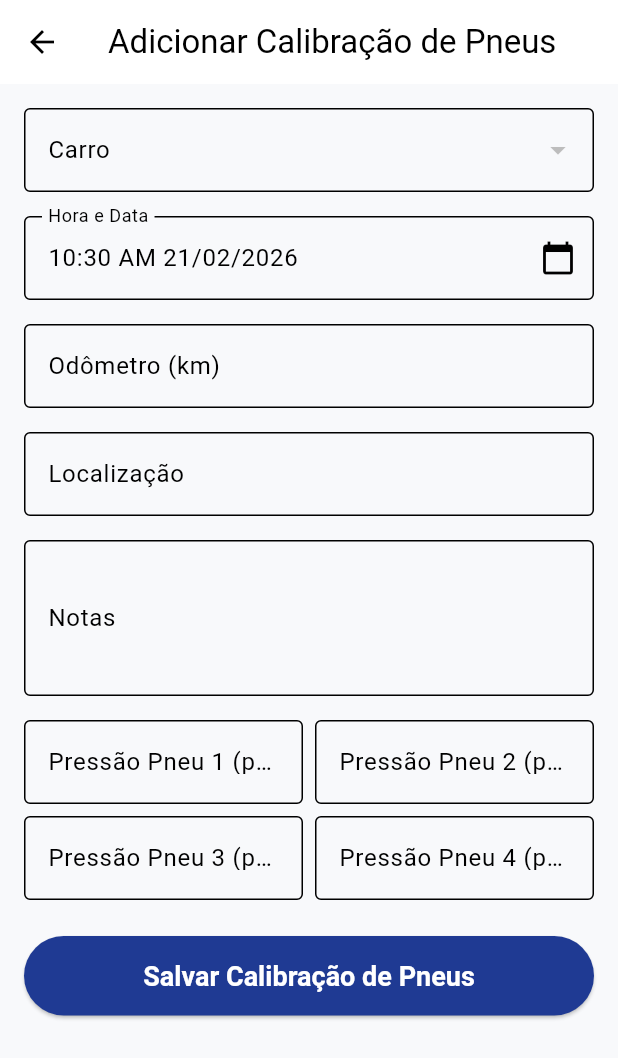
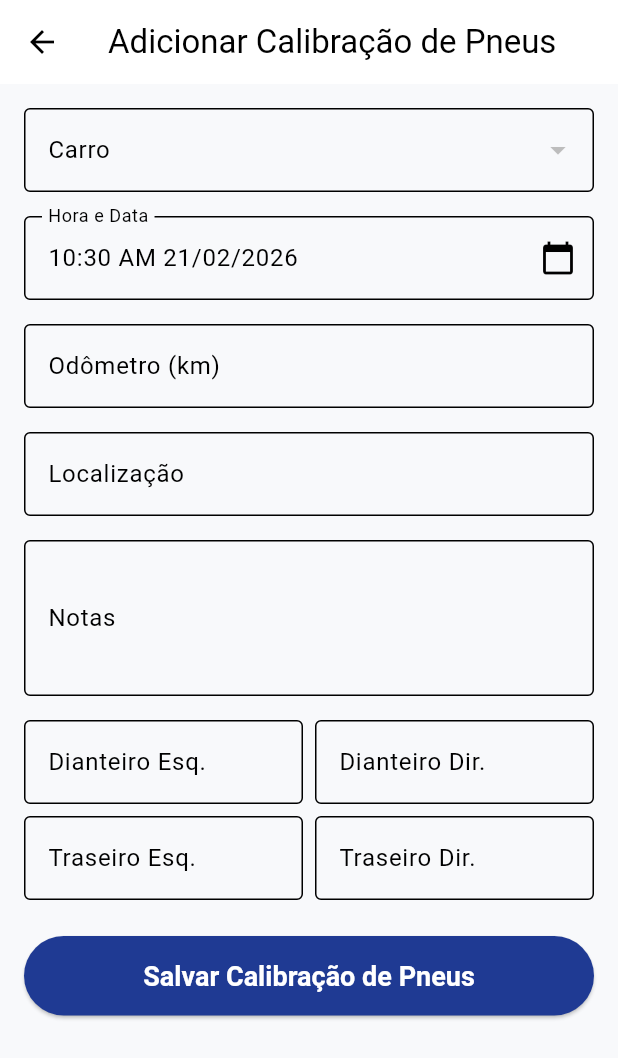
Before and after one commit to krahllucas/karango-app, a Flutter app: the TireCalibrationAddScreen screen opened directly, on a phone screen of 412 x 824 dp. Shown: the top 1058 px of the screen. Run offline on Flutter 3.47's test engine with Material 3 defaults, Android fonts, the phone set to English and light mode, and no system bars; our stand-ins replace multi_dropdown, sqflite; accounts and stored records are empty.

Commit message:
feat: descricao da posição

```diff
--- a/lib/app/widgets/tirecalibration_form.dart
+++ b/lib/app/widgets/tirecalibration_form.dart
@@ -56,7 +56,15 @@ class TireCalibrationFormWidgetState extends State<TireCalibrationFormWidget> {
                     controller: _tireControllers[i],
                     keyboardType: TextInputType.number,
                     decoration: InputDecoration(
-                      labelText: 'Pressão Pneu ${i + 1} (psi)',
+                      labelText: widget.tireCount == 2
+                          ? (i == 0 ? 'Dianteiro' : 'Traseiro')
+                          : widget.tireCount == 4
+                              ? (i == 0
+                                  ? 'Dianteiro Esq.'
+                                  : i == 2
+                                      ? 'Traseiro Esq.'
+                                      : 'Pneu ${i + 1}')
+                              : 'Pneu ${i + 1}',
                       border: const OutlineInputBorder(),
                     ),
                   ),
@@ -68,7 +76,15 @@ class TireCalibrationFormWidgetState extends State<TireCalibrationFormWidget> {
                       controller: _tireControllers[i + 1],
                       keyboardType: TextInputType.number,
                       decoration: InputDecoration(
-                        labelText: 'Pressão Pneu ${i + 2} (psi)',
+                        labelText: widget.tireCount == 2
+                            ? (i == 0 ? 'Traseiro' : 'Dianteiro')
+                            : widget.tireCount == 4
+                                ? (i == 0
+                                    ? 'Dianteiro Dir.'
+                                    : i == 2
+                                        ? 'Traseiro Dir.'
+                                        : 'Pneu ${i + 2}')
+                                : 'Pneu ${i + 2}',
                         border: const OutlineInputBorder(),
                       ),
                     ),
```
